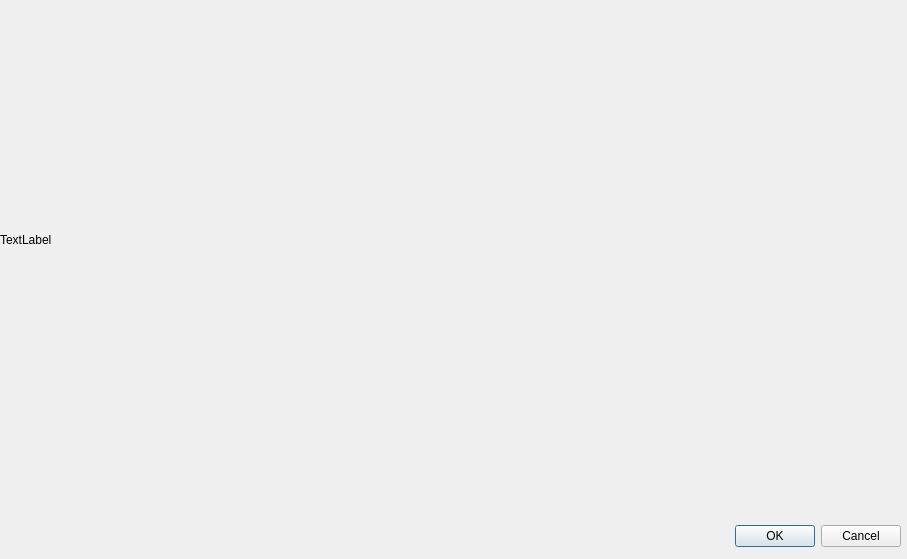
This is uCGUI398/Simulation/dialogmain.ui in qq516333132/ucGUI as Qt 5 draws it before an edit. The edited form follows.
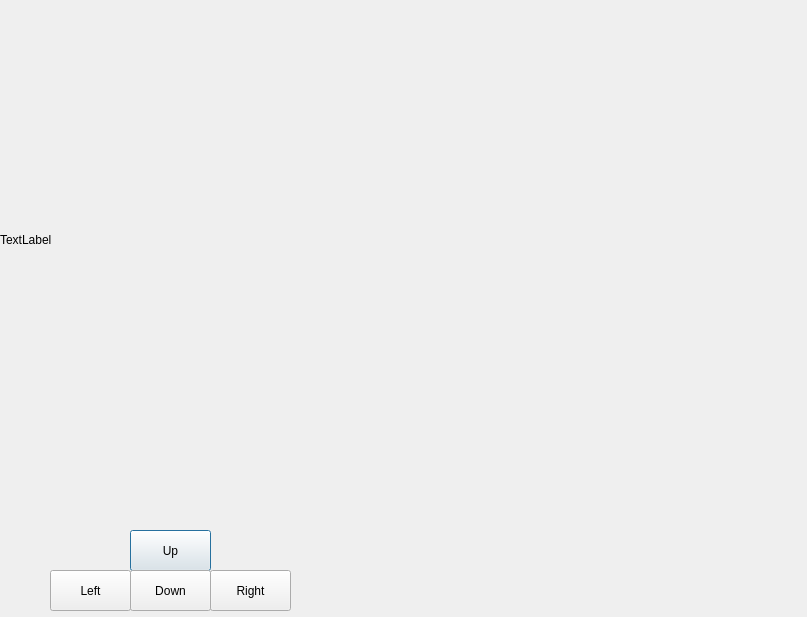
This is the edited form.

```diff
--- a/uCGUI398/Simulation/dialogmain.ui
+++ b/uCGUI398/Simulation/dialogmain.ui
@@ -6,29 +6,13 @@
    <rect>
     <x>0</x>
     <y>0</y>
-    <width>907</width>
-    <height>559</height>
+    <width>807</width>
+    <height>617</height>
    </rect>
   </property>
   <property name="windowTitle">
    <string>Dialog</string>
   </property>
-  <widget class="QDialogButtonBox" name="buttonBox">
-   <property name="geometry">
-    <rect>
-     <x>560</x>
-     <y>520</y>
-     <width>341</width>
-     <height>32</height>
-    </rect>
-   </property>
-   <property name="orientation">
-    <enum>Qt::Horizontal</enum>
-   </property>
-   <property name="standardButtons">
-    <set>QDialogButtonBox::Cancel|QDialogButtonBox::Ok</set>
-   </property>
-  </widget>
   <widget class="QLabel" name="label">
    <property name="geometry">
     <rect>
@@ -42,6 +26,58 @@
     <string>TextLabel</string>
    </property>
   </widget>
+  <widget class="QPushButton" name="pushButtonUp">
+   <property name="geometry">
+    <rect>
+     <x>130</x>
+     <y>530</y>
+     <width>81</width>
+     <height>41</height>
+    </rect>
+   </property>
+   <property name="text">
+    <string>Up</string>
+   </property>
+  </widget>
+  <widget class="QPushButton" name="pushButtonDown">
+   <property name="geometry">
+    <rect>
+     <x>130</x>
+     <y>570</y>
+     <width>81</width>
+     <height>41</height>
+    </rect>
+   </property>
+   <property name="text">
+    <string>Down</string>
+   </property>
+  </widget>
+  <widget class="QPushButton" name="pushButtonRight">
+   <property name="geometry">
+    <rect>
+     <x>210</x>
+     <y>570</y>
+     <width>81</width>
+     <height>41</height>
+    </rect>
+   </property>
+   <property name="text">
+    <string>Right</string>
+   </property>
+  </widget>
+  <widget class="QPushButton" name="pushButtonLeft">
+   <property name="geometry">
+    <rect>
+     <x>50</x>
+     <y>570</y>
+     <width>81</width>
+     <height>41</height>
+    </rect>
+   </property>
+   <property name="text">
+    <string>Left</string>
+   </property>
+  </widget>
  </widget>
  <resources/>
  <connections>
```
Left out of the diff: 37 changed lines with no effect on the pictures.
